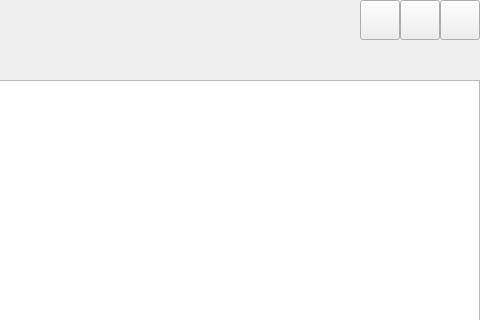
First picture: the form in Design/communication.ui, repository J03kr/Design, before the edit; both pictures show x 840 to 1320 and y 0 to 320 of the 1320 by 800 pixel window.
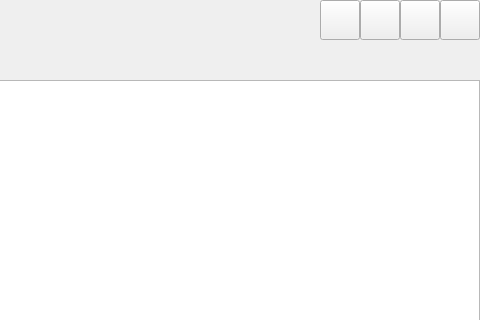
Second picture: the form after the edit. Icons and pictures are not drawn.

Patch:
```diff
--- a/Design/communication.ui
+++ b/Design/communication.ui
@@ -154,6 +154,19 @@
      <string>通讯对象</string>
     </property>
    </widget>
+   <widget class="QPushButton" name="m_setting">
+    <property name="geometry">
+     <rect>
+      <x>790</x>
+      <y>0</y>
+      <width>40</width>
+      <height>40</height>
+     </rect>
+    </property>
+    <property name="text">
+     <string/>
+    </property>
+   </widget>
   </widget>
   <widget class="QWidget" name="background3" native="true">
    <property name="geometry">
```
Left out of the diff: 4 changed lines with no effect on the pictures.
